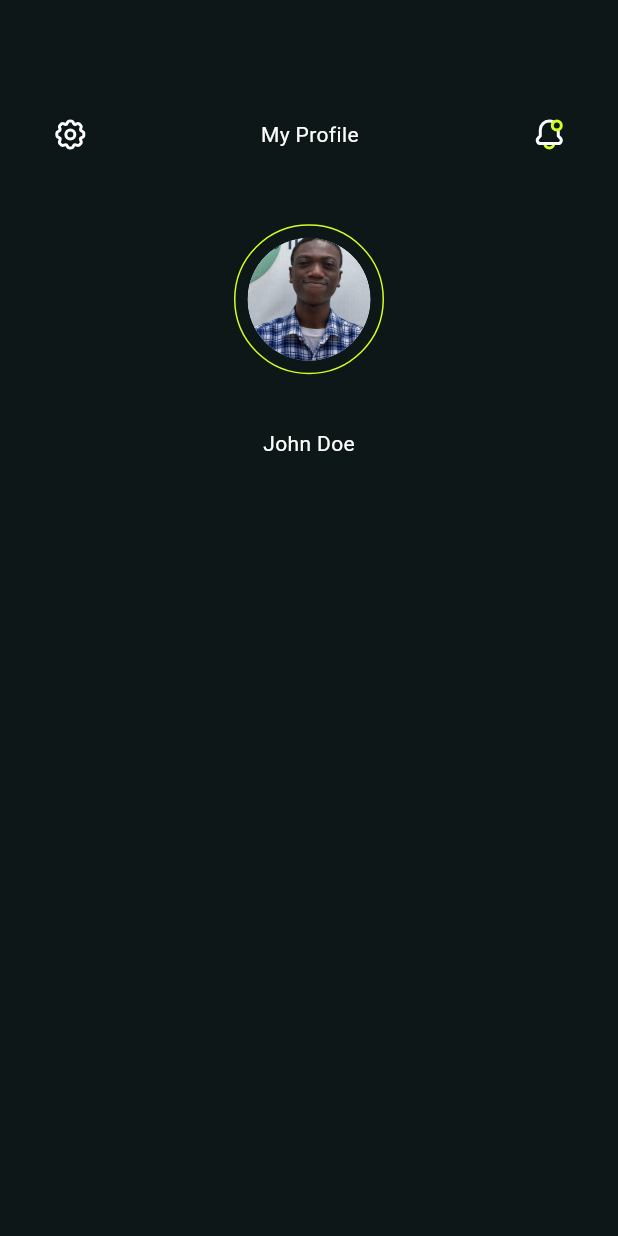
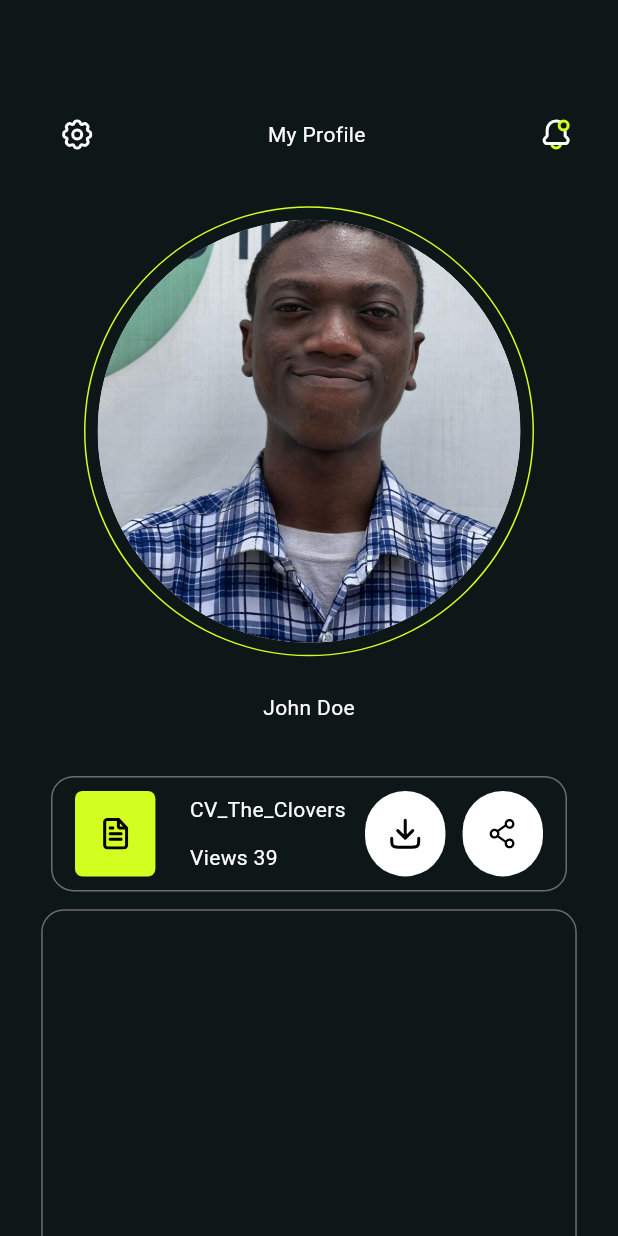
Before and after one commit to shizzleclover/SideQuest-Mark-II, a Flutter app: the ProfilePage screen opened directly, on a phone screen of 412 x 824 dp. Run offline on Flutter 3.47's test engine with Material 3 defaults, Android fonts, the phone set to English and light mode, and no system bars; our stand-ins replace carousel_slider, flutter_screenutil, flutter_svg.

Commit message:
new updates-II

```diff
--- /dev/null
+++ b/lib/ProfilePage/main_profile_page.dart
@@ -0,0 +1,181 @@
+import 'package:flutter/material.dart';
+import 'package:flutter_screenutil/flutter_screenutil.dart';
+import 'package:flutter_svg/svg.dart';
+import 'package:sidequest_mark_ii/ProfilePage/profile_settings.dart';
+import 'package:sidequest_mark_ii/constants.dart';
+import 'package:sidequest_mark_ii/widgets/bottomnavbar.dart';
+
+class ProfilePage extends StatefulWidget {
+  const ProfilePage({super.key});
+
+  @override
+  State<ProfilePage> createState() => _ProfilePageState();
+}
+
+class _ProfilePageState extends State<ProfilePage> {
+  int _selectedIndex = 0;
+
+  @override
+  void initState() {
+    super.initState();
+
+  }
+
+  @override
+  Widget build(BuildContext context) {
+    return Scaffold(
+      backgroundColor: back,
+      body: SingleChildScrollView(
+        child: Padding(
+          padding: EdgeInsets.symmetric(horizontal: 24.w),
+          child: Column(
+            children: [
+              SizedBox(height: 55.h),
+              Row(
+                children: [
+                  IconButton(
+                    onPressed: () {
+                       Navigator.push(
+        context,
+        MaterialPageRoute(builder: (context) => ProfileSettings()),
+      );
+                    },
+                    icon: SvgPicture.asset('Assets/Icons/gear.svg'),
+                  ),
+                  SizedBox(width: 90.w),
+                  Text(
+                    "My Profile",
+                    style: TextStyle(color: Colors.white),
+                  ),
+                  SizedBox(width: 90.w),
+                  IconButton(
+                    onPressed: () {
+                      Navigator.pop(context);
+                    },
+                    icon: SvgPicture.asset('Assets/Icons/bell2.svg'),
+                  ),
+                ],
+              ),
+              SizedBox(height: 20.h),
+              Center(
+                child: Column(
+                  children: [
+                    Container(
+                      height: 300.0,
+                      width: 300.0,
+                      decoration: BoxDecoration(
+                        border: Border.all(color: gen),
+                        borderRadius: BorderRadius.circular(150.0),
+                      ),
+                      child: Padding(
+                        padding: EdgeInsets.all(8.0),
+                        child: ClipOval(
+                          child: CircleAvatar(
+                            radius: 150.0 - 8.0,
+                            backgroundImage: AssetImage('Assets/Images/me.jpg'),
+                          ),
+                        ),
+                      ),
+                    ),
+                    SizedBox(height: 20.h),
+                    Text(
+                      'John Doe',
+                      style: TextStyle(color: Colors.white),
+                    ),
+                  ],
+                ),
+              ),
+              // Slider code
+              // start slider code
+              // end slider code
+
+              // CV container start
+              SizedBox(height: 30.h),
+              Column(
+                children: [
+                  Container(
+                    height: 77,
+                    width: 344,
+                    decoration: BoxDecoration(
+                      border: Border.all(color: bord2),
+                      borderRadius: BorderRadius.circular(15),
+                    ),
+                    child: Padding(
+                      padding: EdgeInsets.symmetric(horizontal: 15, vertical: 5),
+                      child: Row(
+                        children: [
+                          Container(
+                            height: 57,
+                            width: 53.6,
+                            decoration: BoxDecoration(
+                              color: gen,
+                              borderRadius: BorderRadius.circular(5),
+                            ),
+                            child: Center(
+                              child: SvgPicture.asset('Assets/Icons/doc.svg'),
+                            ),
+                          ),
+                          SizedBox(width: 20.w),
+                          Column(
+                            crossAxisAlignment: CrossAxisAlignment.start,
+                            mainAxisAlignment: MainAxisAlignment.center,
+                            children: [
+                              Text(
+                                "CV_The_Clovers",
+                                style: TextStyle(color: Colors.white),
+                              ),
+                              SizedBox(height: 10.h),
+                              Text(
+                                "Views 39",
+                                style: TextStyle(color: Colors.white),
+                              ),
+                            ],
+                          ),
+                          Spacer(),
+                          Container(
+                            height: 57,
+                            width: 53.6,
+                            decoration: BoxDecoration(
+                              borderRadius: BorderRadius.circular(100),
+                              color: Colors.white,
+                            ),
+                            child: Center(
+                              child: SvgPicture.asset('Assets/Icons/down.svg'),
+                            ),
+                          ),
+                          SizedBox(width: 10.w),
+                          Container(
+                            height: 57,
+                            width: 53.6,
+                            decoration: BoxDecoration(
+                              color: Colors.white,
+                              borderRadius: BorderRadius.circular(100),
+                            ),
+                            child: Center(
+                              child: SvgPicture.asset('Assets/Icons/share.svg'),
+                            ),
+                          ),
+                        ],
+                      ),
+                    ),
+                  ),
+                ],
+              ),
+              SizedBox(height: 10.h,),
+              Container(
+                height: 300.h,
+                width: double.infinity,
+                decoration: BoxDecoration(
+                  border: Border.all(color: bord2),
+                  borderRadius: BorderRadius.circular(15),
+                ),
+              )
+            ],
+          ),
+        ),
+      ),
+      // Custom bottom navigation bar
+
+    );
+  }
+}
--- a/lib/ProfilePage/profile_page.dart
+++ /dev/null
@@ -1,80 +0,0 @@
-import 'package:flutter/material.dart';
-import 'package:flutter_screenutil/flutter_screenutil.dart';
-import 'package:flutter_svg/svg.dart';
-import 'package:sidequest_mark_ii/Accounts/login.dart';
-import 'package:sidequest_mark_ii/constants.dart';
-import 'package:sidequest_mark_ii/widgets/bottomnavbar.dart';
-
-
-class ProfilePage extends StatefulWidget {
-  const ProfilePage({super.key});
-
-  @override
-  State<ProfilePage> createState() => _ProfilePageState();
-}
-
-class _ProfilePageState extends State<ProfilePage> {
-  @override
-  Widget build(BuildContext context) {
-     return Scaffold(
-       backgroundColor: back,
-       body: SingleChildScrollView(
-        child: Padding(
-          padding: EdgeInsets.symmetric(horizontal: 20.w),
-          child: Column(children: [
-            SizedBox(height: 55.h),
-            Row(
-              children: [
-                IconButton(
-                  onPressed: () {
-                    Navigator.pop(context);
-                  },
-                  icon:SvgPicture.asset('Assets/Icons/gear.svg'),),
-
-                  SizedBox(width: 90.w,),
-                  Text("My Profile", style: TextStyle(color: Colors.white),),
-                   SizedBox(width: 90.w,),
-                    IconButton(
-                  onPressed: () {
-                    Navigator.pop(context);
-                  },
-                  icon:SvgPicture.asset('Assets/Icons/bell2.svg'),),
-               ],
-            ),
-SizedBox(width: 90.w,),
-SizedBox(height: 30.h,),
-Center(
-  child: Column(
-    children: [
-      Container(
-        height: 100.0,  // Adjust to your desired height
-        width: 100.0,   // Adjust to your desired width
-        decoration: BoxDecoration(
-          border: Border.all(color: gen), // Replace 'Colors.blue' with your color
-          borderRadius: BorderRadius.circular(50.0), // Half of the height/width for a circle
-        ),
-        child: Padding(
-          padding: EdgeInsets.all(8.0), // Adjust the padding to control the gap between the border and the image
-          child: ClipOval(
-            child: CircleAvatar(
-              radius: 50.0 - 8.0, // Subtract padding from radius to keep image centered
-              backgroundImage: AssetImage('Assets/Images/me.jpg'), // Correct usage of AssetImage
-            ),
-          ),
-        ),
-      ),
-      SizedBox(height: 30.h,),
-      Text('John Doe', style: TextStyle(color: Colors.white),)
-    ],
-  ),
-),
-
-
-          ],
-          ),
-        ),
-       ),
-
-        );
-  }
-}
--- /dev/null
+++ b/lib/ProfilePage/profile_settings.dart
@@ -0,0 +1,19 @@
+import 'package:flutter/material.dart';
+import 'package:sidequest_mark_ii/constants.dart';
+
+class ProfileSettings extends StatefulWidget {
+  const ProfileSettings({super.key});
+
+  @override
+  State<ProfileSettings> createState() => _ProfileSettingsState();
+}
+
+class _ProfileSettingsState extends State<ProfileSettings> {
+  @override
+  Widget build(BuildContext context) {
+    return Scaffold
+    (
+      backgroundColor: back,
+    );
+  }
+}
--- a/lib/widgets/bottomnavbar.dart
+++ b/lib/widgets/bottomnavbar.dart
@@ -2,7 +2,7 @@ import 'package:flutter/material.dart';
 import 'package:flutter_screenutil/flutter_screenutil.dart';
 import 'package:sidequest_mark_ii/Main%20Screens/main.dart';
 import 'package:sidequest_mark_ii/Main%20Screens/searchpage.dart';
-import 'package:sidequest_mark_ii/ProfilePage/profile_page.dart';
+import 'package:sidequest_mark_ii/ProfilePage/main_profile_page.dart';
 
 
 class CustomBottomAppBar extends StatelessWidget {
--- a/pubspec.yaml
+++ b/pubspec.yaml
@@ -34,6 +34,10 @@ flutter:
     - Assets/Icons/arrow.svg
     - Assets/Icons/gear.svg
     - Assets/Icons/bell2.svg
+    - Assets/Icons/doc.svg
+    - Assets/Icons/down.svg
+    - Assets/Icons/share.svg
+    - Assets/Icons/dl.svg
 
 
   fonts:
```
Also changed, not shown: Assets/Icons/dl.svg (added), Assets/Icons/doc.svg (added), Assets/Icons/down.svg (added), Assets/Icons/share.svg (added).
